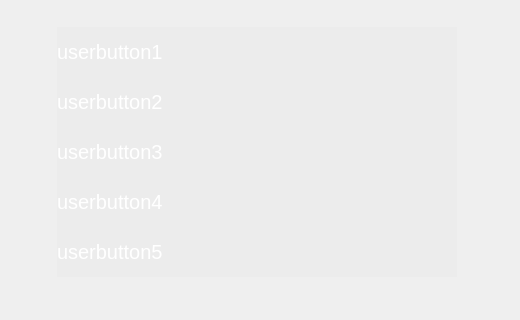
Before: the Qt Designer form loginform.ui in aciklab/Hvl-Lightdm-Greeter, drawn with Qt 5.
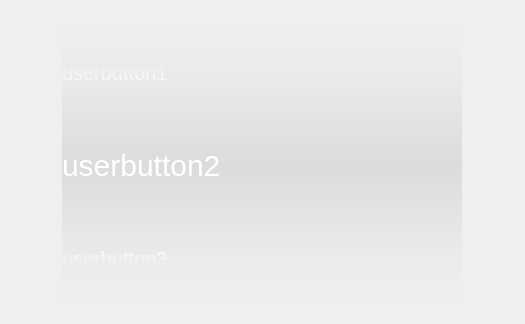
After: the same form once the commit is applied. The open tabs and pages were chosen to show the change. Icons and pictures are not drawn.

```diff
--- a/loginform.ui
+++ b/loginform.ui
@@ -6,8 +6,8 @@
    <rect>
     <x>0</x>
     <y>0</y>
-    <width>520</width>
-    <height>320</height>
+    <width>525</width>
+    <height>324</height>
    </rect>
   </property>
   <property name="font">
@@ -25,7 +25,7 @@
 }
 </string>
   </property>
-  <layout class="QVBoxLayout" name="verticalLayout">
+  <layout class="QVBoxLayout" name="verticalLayout" stretch="0">
    <property name="spacing">
     <number>6</number>
    </property>
@@ -59,59 +59,144 @@
 </string>
      </property>
      <property name="currentIndex">
-      <number>1</number>
+      <number>3</number>
      </property>
+     <widget class="QWidget" name="waitpage">
+      <property name="font">
+       <font>
+        <pointsize>10</pointsize>
+       </font>
+      </property>
+      <property name="styleSheet">
+       <string notr="true">#waitlabel {
+	color: white;
+ 	text-align: center;
+}
+
+#waitframe{ 
+    background-color: rgba(80,80,80, 0.0);
+}
+
+QComboBox,
+QPushButton {
+    color:black;
+    border: 1px solid silver;
+    background-color: rgba(200, 200, 200,0.5);
+}
+
+
+
+</string>
+      </property>
+      <layout class="QHBoxLayout" name="horizontalLayout_5">
+       <item>
+        <widget class="QFrame" name="waitframe">
+         <property name="frameShape">
+          <enum>QFrame::StyledPanel</enum>
+         </property>
+         <property name="frameShadow">
+          <enum>QFrame::Raised</enum>
+         </property>
+         <widget class="QLabel" name="waitlabel">
+          <property name="geometry">
+           <rect>
+            <x>160</x>
+            <y>110</y>
+            <width>281</width>
+            <height>61</height>
+           </rect>
+          </property>
+          <property name="maximumSize">
+           <size>
+            <width>16777215</width>
+            <height>100</height>
+           </size>
+          </property>
+          <property name="font">
+           <font>
+            <pointsize>20</pointsize>
+           </font>
+          </property>
+          <property name="text">
+           <string>Waiting for Network and Services</string>
+          </property>
+          <property name="scaledContents">
+           <bool>false</bool>
+          </property>
+          <property name="alignment">
+           <set>Qt::AlignLeading|Qt::AlignLeft|Qt::AlignVCenter</set>
+          </property>
+          <property name="wordWrap">
+           <bool>true</bool>
+          </property>
+         </widget>
+         <widget class="QLabel" name="giflabel">
+          <property name="geometry">
+           <rect>
+            <x>100</x>
+            <y>120</y>
+            <width>50</width>
+            <height>50</height>
+           </rect>
+          </property>
+          <property name="text">
+           <string/>
+          </property>
+          <property name="textFormat">
+           <enum>Qt::PlainText</enum>
+          </property>
+          <property name="scaledContents">
+           <bool>true</bool>
+          </property>
+         </widget>
+        </widget>
+       </item>
+      </layout>
+     </widget>
      <widget class="QWidget" name="userspage">
       <property name="styleSheet">
        <string notr="true">QWidget {
     border-radius: 1px;
 }
-#usersrame{
+#usersframe{
 border:0px solid rgba(255,255,255,0.5);
 }
 
-#hostnameLabel {
-	color: white;
-}
-
-#usersrame{ 
+#usersframe{ 
     background-color: rgba(80,80,80, 0.0);
     border-radius: 1px;
 }
 
-QComboBox,
-QPushButton {
+
+#userbutton1 {
     color:white;
-    border: 0px solid silver;
-    background-color: rgba(200, 200, 200,0.1);
 	font-size:20px;
-	text-align: left
+	text-align: left;
+	background: qlineargradient(x1:0, y1:0, x2:0, y2:1,stop:0 rgba(200, 200, 200,0.0), stop: 0.5 rgba(200, 200, 200,0.1), stop:1 rgba(200, 200, 200,0.3));
+	color: qlineargradient(x1:0, y1:0, x2:0, y2:1,stop:0 rgba(200, 200, 200,0.0), stop: 0.2 rgba(240, 240, 240,0.2), stop:1 rgba(255, 255, 255,1.0))
+
 }
 
+#userbutton2 {
+    color:white;
+	font-size:30px;
+	text-align: left;
+	background: qlineargradient(x1:0, y1:0, x2:0, y2:1,stop:0 rgba(200, 200, 200,0.3), stop: 0.5 rgba(200, 200, 200,0.5), stop:1 rgba(200, 200, 200,0.3));
 
+}
 
 
-QComboBox::drop-down {
-    border:none;
-    width: 24px;
-    text-align: right;
-}
 
-QComboBox::down-arrow {
-    image: url(:/resources/dropdown.svg);
-	color:red;
+#userbutton3 {
+    color:white;
+	font-size:20px;
+	text-align: left;
+	background: qlineargradient(x1:0, y1:0, x2:0, y2:1,stop:1 rgba(200, 200, 200,0.0), stop: 0.5 rgba(200, 200, 200,0.1), stop:0 rgba(200, 200, 200,0.3));
+	color: qlineargradient(x1:0, y1:0, x2:0, y2:1,stop:1 rgba(200, 200, 200, 0.0), stop: 0.8 rgba(240, 240, 240, 0.2), stop:0 rgba(255, 255, 255,1.0))
+
 }
-QLineEdit::focus{
-border: 2px solid rgba(255, 236, 180 ,1);
-	
-}
-QLineEdit{
-color:white;
-font-size:15px;
-padding:1px;
-border:1px solid white;
-background-color: rgba(0,0,255,0);
-}</string>
+
+</string>
       </property>
       <layout class="QHBoxLayout" name="horizontalLayout">
        <property name="spacing">
@@ -131,131 +216,104 @@
          <property name="frameShadow">
           <enum>QFrame::Raised</enum>
          </property>
-         <widget class="QPushButton" name="userbutton4">
-          <property name="geometry">
-           <rect>
-            <x>40</x>
-            <y>160</y>
-            <width>400</width>
-            <height>50</height>
-           </rect>
+         <layout class="QVBoxLayout" name="verticalLayout_3">
+          <property name="spacing">
+           <number>0</number>
           </property>
+          <item alignment="Qt::AlignHCenter">
+           <widget class="QPushButton" name="userbutton1">
           <property name="minimumSize">
            <size>
-            <width>0</width>
-            <height>50</height>
+              <width>400</width>
+              <height>93</height>
            </size>
           </property>
           <property name="maximumSize">
            <size>
             <width>400</width>
-            <height>50</height>
-           </size>
-          </property>
+              <height>93</height>
+             </size>
+            </property>
+            <property name="focusPolicy">
+             <enum>Qt::ClickFocus</enum>
+            </property>
+            <property name="styleSheet">
+             <string notr="true"/>
+            </property>
           <property name="text">
-           <string>userbutton4</string>
-          </property>
-         </widget>
+             <string>userbutton1</string>
+            </property>
+            <property name="iconSize">
+             <size>
+              <width>50</width>
+              <height>50</height>
+             </size>
+            </property>
+           </widget>
+          </item>
+          <item alignment="Qt::AlignHCenter">
          <widget class="QPushButton" name="userbutton2">
-          <property name="geometry">
-           <rect>
-            <x>40</x>
-            <y>60</y>
-            <width>400</width>
-            <height>50</height>
-           </rect>
-          </property>
           <property name="minimumSize">
            <size>
-            <width>0</width>
-            <height>50</height>
+              <width>400</width>
+              <height>93</height>
            </size>
           </property>
           <property name="maximumSize">
            <size>
             <width>400</width>
-            <height>50</height>
-           </size>
-          </property>
+              <height>93</height>
+             </size>
+            </property>
+            <property name="focusPolicy">
+             <enum>Qt::ClickFocus</enum>
+            </property>
           <property name="text">
            <string>userbutton2</string>
           </property>
-         </widget>
+            <property name="iconSize">
+             <size>
+              <width>50</width>
+              <height>50</height>
+             </size>
+            </property>
+           </widget>
+          </item>
+          <item alignment="Qt::AlignHCenter">
          <widget class="QPushButton" name="userbutton3">
-          <property name="geometry">
-           <rect>
-            <x>40</x>
-            <y>110</y>
-            <width>400</width>
-            <height>50</height>
-           </rect>
+            <property name="sizePolicy">
+             <sizepolicy hsizetype="Preferred" vsizetype="Preferred">
+              <horstretch>0</horstretch>
+              <verstretch>0</verstretch>
+             </sizepolicy>
           </property>
           <property name="minimumSize">
            <size>
-            <width>0</width>
-            <height>50</height>
+              <width>400</width>
+              <height>93</height>
            </size>
           </property>
           <property name="maximumSize">
            <size>
             <width>400</width>
-            <height>50</height>
-           </size>
-          </property>
+              <height>93</height>
+             </size>
+            </property>
+            <property name="focusPolicy">
+             <enum>Qt::ClickFocus</enum>
+            </property>
           <property name="text">
            <string>userbutton3</string>
           </property>
-         </widget>
-         <widget class="QPushButton" name="userbutton1">
-          <property name="geometry">
-           <rect>
-            <x>40</x>
-            <y>10</y>
-            <width>400</width>
-            <height>50</height>
-           </rect>
-          </property>
-          <property name="minimumSize">
-           <size>
-            <width>0</width>
-            <height>50</height>
-           </size>
-          </property>
-          <property name="maximumSize">
-           <size>
-            <width>400</width>
-            <height>50</height>
-           </size>
-          </property>
-          <property name="text">
-           <string>userbutton1</string>
-          </property>
-         </widget>
-         <widget class="QPushButton" name="userbutton5">
-          <property name="geometry">
-           <rect>
-            <x>40</x>
-            <y>210</y>
-            <width>400</width>
-            <height>50</height>
-           </rect>
-          </property>
-          <property name="minimumSize">
-           <size>
-            <width>400</width>
-            <height>50</height>
-           </size>
-          </property>
-          <property name="maximumSize">
+            <property name="iconSize">
            <size>
             <width>50</width>
             <height>50</height>
            </size>
           </property>
-          <property name="text">
-           <string>userbutton5</string>
-          </property>
-         </widget>
+           </widget>
+          </item>
+         </layout>
         </widget>
        </item>
       </layout>
@@ -326,7 +384,7 @@
           <enum>QFrame::Box</enum>
          </property>
          <property name="frameShadow">
-          <enum>QFrame::Plain</enum>
+          <enum>QFrame::Raised</enum>
          </property>
          <property name="lineWidth">
           <number>0</number>
@@ -334,7 +392,7 @@
          <widget class="QLineEdit" name="passwordInput">
           <property name="geometry">
            <rect>
-            <x>10</x>
+            <x>150</x>
             <y>180</y>
             <width>330</width>
             <height>60</height>
@@ -379,7 +437,7 @@
          <widget class="QLabel" name="logolabel">
           <property name="geometry">
            <rect>
-            <x>350</x>
+            <x>10</x>
             <y>110</y>
             <width>130</width>
             <height>130</height>
@@ -401,7 +459,7 @@
            <string/>
           </property>
           <property name="pixmap">
-           <pixmap resource="qt-lightdm-greeter.qrc">:/resources/rqt-2.png</pixmap>
+           <pixmap resource="qt-lightdm-greeter.qrc">:/resources/pardus.png</pixmap>
           </property>
           <property name="scaledContents">
            <bool>true</bool>
@@ -410,7 +468,7 @@
          <widget class="QLineEdit" name="userInput">
           <property name="geometry">
            <rect>
-            <x>10</x>
+            <x>150</x>
             <y>110</y>
             <width>330</width>
             <height>60</height>
@@ -433,6 +491,9 @@
             <pointsize>-1</pointsize>
            </font>
           </property>
+          <property name="focusPolicy">
+           <enum>Qt::StrongFocus</enum>
+          </property>
           <property name="echoMode">
            <enum>QLineEdit::Normal</enum>
           </property>
@@ -446,7 +507,7 @@
             <x>10</x>
             <y>249</y>
             <width>331</width>
-            <height>31</height>
+            <height>41</height>
            </rect>
           </property>
           <property name="text">
@@ -456,22 +517,22 @@
          <widget class="QLabel" name="iconLabel">
           <property name="geometry">
            <rect>
-            <x>12</x>
+            <x>390</x>
             <y>12</y>
-            <width>60</width>
-            <height>60</height>
+            <width>90</width>
+            <height>90</height>
            </rect>
           </property>
           <property name="minimumSize">
            <size>
-            <width>60</width>
-            <height>60</height>
+            <width>90</width>
+            <height>90</height>
            </size>
           </property>
           <property name="maximumSize">
            <size>
-            <width>60</width>
-            <height>60</height>
+            <width>90</width>
+            <height>90</height>
            </size>
           </property>
           <property name="layoutDirection">
@@ -481,7 +542,7 @@
            <string/>
           </property>
           <property name="pixmap">
-           <pixmap resource="qt-lightdm-greeter.qrc">:/resources/rqt-2.png</pixmap>
+           <pixmap resource="qt-lightdm-greeter.qrc">:/resources/pardus.png</pixmap>
           </property>
           <property name="scaledContents">
            <bool>true</bool>
@@ -493,8 +554,8 @@
          <widget class="QLabel" name="hostnameLabel">
           <property name="geometry">
            <rect>
-            <x>78</x>
-            <y>12</y>
+            <x>10</x>
+            <y>30</y>
             <width>250</width>
             <height>60</height>
            </rect>
@@ -536,9 +597,9 @@
          <widget class="QPushButton" name="pushButton_resetpwd">
           <property name="geometry">
            <rect>
-            <x>360</x>
-            <y>20</y>
-            <width>102</width>
+            <x>270</x>
+            <y>40</y>
+            <width>111</width>
             <height>51</height>
            </rect>
           </property>
@@ -759,6 +820,22 @@
            <string>Reset Password</string>
           </property>
          </widget>
+         <widget class="QPushButton" name="loginbutton">
+          <property name="geometry">
+           <rect>
+            <x>390</x>
+            <y>252</y>
+            <width>82</width>
+            <height>31</height>
+           </rect>
+          </property>
+          <property name="focusPolicy">
+           <enum>Qt::NoFocus</enum>
+          </property>
+          <property name="text">
+           <string>Log in</string>
+          </property>
+         </widget>
         </widget>
        </item>
       </layout>
@@ -771,7 +848,7 @@
 #warningframe{
 border:2px solid rgba(255,255,255,0.5);
 }
-#messagelabel_2 {
+#warninglabel {
 	color: white;
  	text-align: center;
 }
@@ -827,7 +904,7 @@
          </property>
          <layout class="QVBoxLayout" name="verticalLayout_2">
           <item>
-           <widget class="QLabel" name="messagelabel_2">
+           <widget class="QLabel" name="warninglabel">
             <property name="maximumSize">
              <size>
               <width>16777215</width>
@@ -865,7 +942,7 @@
              </size>
             </property>
             <property name="text">
-             <string>Tamam</string>
+             <string>OK</string>
             </property>
            </widget>
           </item>
@@ -967,14 +1044,14 @@
              <enum>QLineEdit::Password</enum>
             </property>
             <property name="placeholderText">
-             <string>Yeni ŞifreTekrar</string>
+             <string>Confirm New Password</string>
             </property>
            </widget>
           </item>
           <item row="6" column="0" colspan="2">
            <widget class="QLabel" name="rstpwdmessagelabel">
             <property name="text">
-             <string>TextLabel</string>
+             <string/>
             </property>
             <property name="wordWrap">
              <bool>true</bool>
@@ -1011,7 +1088,7 @@
              <enum>QLineEdit::Password</enum>
             </property>
             <property name="placeholderText">
-             <string>Eski Şifre</string>
+             <string>Old Password</string>
             </property>
            </widget>
           </item>
@@ -1039,7 +1116,7 @@
              <enum>QLineEdit::Password</enum>
             </property>
             <property name="placeholderText">
-             <string>Yeni Şifre</string>
+             <string>New Password</string>
             </property>
            </widget>
           </item>
@@ -1061,7 +1138,7 @@
              <enum>Qt::ClickFocus</enum>
             </property>
             <property name="text">
-             <string>Şifre Sıfırla</string>
+             <string>Reset Password</string>
             </property>
            </widget>
           </item>
```
Lines whose indentation alone changed are shown as unchanged.
